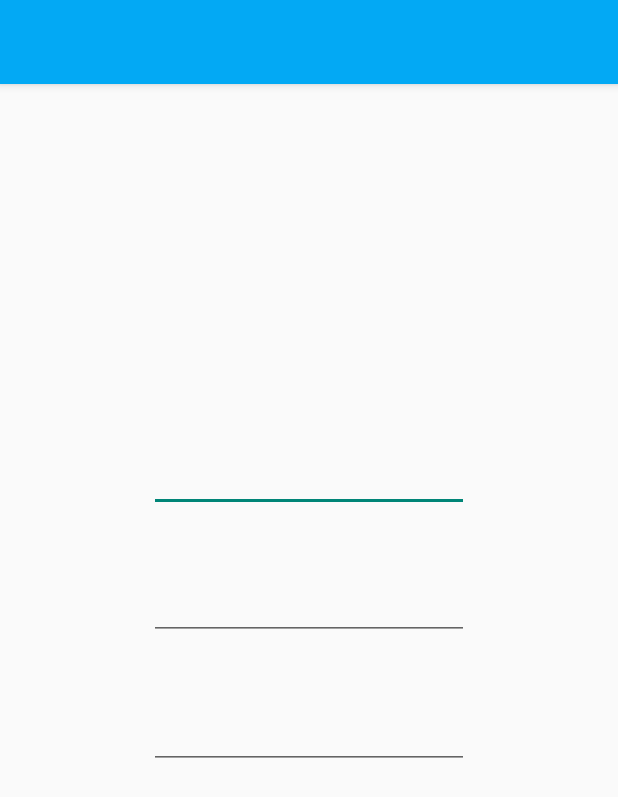
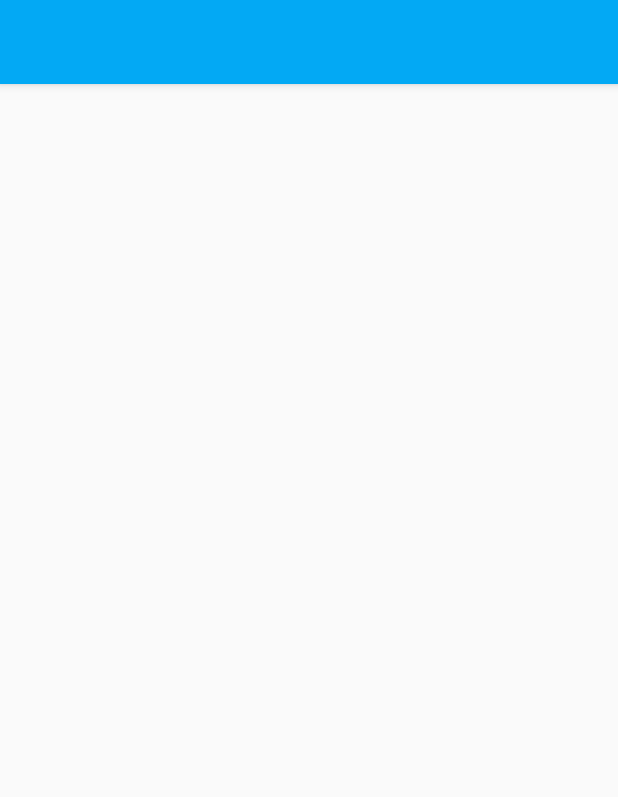
Before and after one commit to RafaelLibrero/PMDM, an Android app: the layout app_bar_drawer.xml on its own in the app's theme, with its tools: preview values and no code run, on a phone screen of 412 x 824 dp. Shown: the top 797 px of the screen. Run offline under Robolectric (Android 15) with nearby library versions, the phone set to English and light mode, and no system bars.

Commit message:
Cleaning y textviews en segunda actividad

```diff
--- a/app/src/main/res/layout/content_drawer.xml
+++ b/app/src/main/res/layout/content_drawer.xml
@@ -4,40 +4,41 @@
     android:layout_width="match_parent"
     android:layout_height="match_parent">
 
-    <EditText
-        android:id="@+id/etName2"
+    <TextView
+        android:id="@+id/tvName"
         android:layout_width="wrap_content"
         android:layout_height="wrap_content"
-        android:ems="10"
-        android:inputType="textPersonName"
+        android:textSize="18sp"
         app:layout_constraintBottom_toBottomOf="parent"
-        app:layout_constraintEnd_toEndOf="parent"
-        app:layout_constraintStart_toStartOf="parent"
+        app:layout_constraintStart_toStartOf="@id/left_guide"
         app:layout_constraintTop_toTopOf="parent"
-        app:layout_constraintVertical_bias="0.38" />
+        app:layout_constraintVertical_bias="0.38"/>
 
-    <EditText
-        android:id="@+id/etEmail2"
+    <TextView
+        android:id="@+id/tvEmail"
         android:layout_width="wrap_content"
         android:layout_height="wrap_content"
-        android:ems="10"
-        android:inputType="textPersonName"
+        android:textSize="18sp"
         app:layout_constraintBottom_toBottomOf="parent"
-        app:layout_constraintEnd_toEndOf="parent"
-        app:layout_constraintStart_toStartOf="parent"
+        app:layout_constraintStart_toStartOf="@id/left_guide"
         app:layout_constraintTop_toTopOf="parent"
         app:layout_constraintVertical_bias="0.49" />
 
-    <EditText
-        android:id="@+id/etPhone2"
+    <TextView
+        android:id="@+id/tvPhone"
         android:layout_width="wrap_content"
         android:layout_height="wrap_content"
-        android:ems="10"
-        android:inputType="textPersonName"
+        android:textSize="18sp"
         app:layout_constraintBottom_toBottomOf="parent"
-        app:layout_constraintEnd_toEndOf="parent"
-        app:layout_constraintStart_toStartOf="parent"
+        app:layout_constraintStart_toStartOf="@id/left_guide"
         app:layout_constraintTop_toTopOf="parent"
         app:layout_constraintVertical_bias="0.6" />
 
+    <androidx.constraintlayout.widget.Guideline
+        android:layout_width="wrap_content"
+        android:layout_height="wrap_content"
+        android:id="@+id/left_guide"
+        android:orientation="vertical"
+        app:layout_constraintGuide_percent="0.25"/>
+
 </androidx.constraintlayout.widget.ConstraintLayout>
--- a/app/src/main/res/values/strings.xml
+++ b/app/src/main/res/values/strings.xml
@@ -10,5 +10,8 @@
 
     <string name="navigation_drawer_open">Open navigation drawer</string>
     <string name="navigation_drawer_close">Close navigation drawer</string>
+    <string name="drawer_username">Nombre: %1$s</string>
+    <string name="drawer_email">Email: %1$s</string>
+    <string name="drawer_phone">Teléfono: %1$s</string>
 
 </resources>
```
Also changed, not shown: app/src/main/java/com/rafaellibrero/programacionmultimedia/DrawerNavigation.java (+11 -25 lines).
